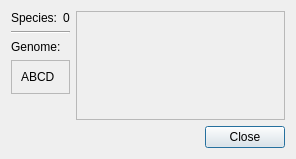
Above: ui/organisminfodialog.ui from rrwick/Bugraft before the change. Below: the same form after it.
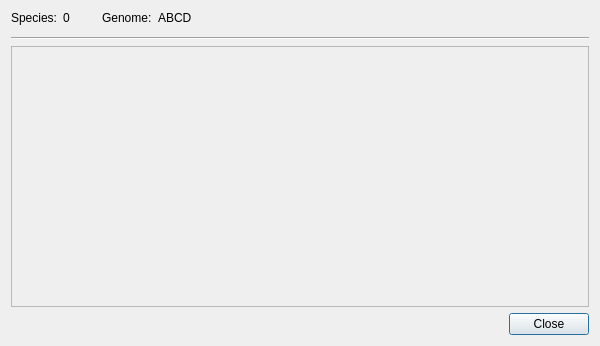
That is the form after the change.

Commit message: Redesign of organism info dialog

What changed in the file:
```diff
--- a/ui/organisminfodialog.ui
+++ b/ui/organisminfodialog.ui
@@ -6,27 +6,17 @@
    <rect>
     <x>0</x>
     <y>0</y>
-    <width>296</width>
-    <height>159</height>
+    <width>600</width>
+    <height>346</height>
    </rect>
   </property>
   <property name="windowTitle">
    <string>Bug information</string>
   </property>
-  <layout class="QGridLayout" name="gridLayout">
-   <item row="1" column="0">
-    <widget class="QDialogButtonBox" name="buttonBox">
-     <property name="orientation">
-      <enum>Qt::Horizontal</enum>
-     </property>
-     <property name="standardButtons">
-      <set>QDialogButtonBox::Close</set>
-     </property>
-    </widget>
-   </item>
-   <item row="0" column="0">
+  <layout class="QVBoxLayout" name="verticalLayout_2">
+   <item>
     <widget class="QWidget" name="widget" native="true">
-     <layout class="QHBoxLayout" name="horizontalLayout">
+     <layout class="QGridLayout" name="gridLayout">
       <property name="leftMargin">
        <number>0</number>
       </property>
@@ -39,53 +29,13 @@
       <property name="bottomMargin">
        <number>0</number>
       </property>
-      <item>
-       <widget class="QWidget" name="widget_2" native="true">
-        <property name="sizePolicy">
-         <sizepolicy hsizetype="Minimum" vsizetype="Preferred">
-          <horstretch>0</horstretch>
-          <verstretch>0</verstretch>
-         </sizepolicy>
-        </property>
-        <layout class="QGridLayout" name="gridLayout_2">
-         <property name="leftMargin">
-          <number>0</number>
-         </property>
-         <property name="topMargin">
-          <number>0</number>
-         </property>
-         <property name="rightMargin">
-          <number>0</number>
-         </property>
-         <property name="bottomMargin">
-          <number>0</number>
-         </property>
-         <item row="3" column="0" colspan="2">
-          <widget class="QFrame" name="genomeFrame">
-           <property name="frameShape">
-            <enum>QFrame::StyledPanel</enum>
-           </property>
-           <property name="frameShadow">
-            <enum>QFrame::Raised</enum>
-           </property>
-           <layout class="QVBoxLayout" name="verticalLayout">
-            <item>
-             <widget class="QLabel" name="genomeTextLabel">
+      <item row="0" column="3">
+       <widget class="QLabel" name="label_2">
               <property name="text">
-               <string>ABCD</string>
-              </property>
-              <property name="textInteractionFlags">
-               <set>Qt::TextSelectableByKeyboard|Qt::TextSelectableByMouse</set>
-              </property>
-             </widget>
-            </item>
-           </layout>
-          </widget>
-         </item>
-         <item row="1" column="0" colspan="2">
-          <widget class="Line" name="line">
-           <property name="orientation">
-            <enum>Qt::Horizontal</enum>
+         <string>Genome:</string>
+        </property>
+        <property name="alignment">
+         <set>Qt::AlignLeading|Qt::AlignLeft|Qt::AlignTop</set>
            </property>
           </widget>
          </item>
@@ -94,17 +44,23 @@
            <property name="text">
             <string>Species:</string>
            </property>
-          </widget>
-         </item>
-         <item row="4" column="0">
-          <spacer name="verticalSpacer">
+        <property name="alignment">
+         <set>Qt::AlignLeading|Qt::AlignLeft|Qt::AlignTop</set>
+        </property>
+       </widget>
+      </item>
+      <item row="0" column="2">
+       <spacer name="horizontalSpacer">
            <property name="orientation">
-            <enum>Qt::Vertical</enum>
+         <enum>Qt::Horizontal</enum>
+        </property>
+        <property name="sizeType">
+         <enum>QSizePolicy::Fixed</enum>
            </property>
            <property name="sizeHint" stdset="0">
             <size>
              <width>20</width>
-             <height>40</height>
+          <height>20</height>
             </size>
            </property>
           </spacer>
@@ -114,26 +70,44 @@
            <property name="text">
             <string>0</string>
            </property>
-          </widget>
-         </item>
-         <item row="2" column="0" colspan="2">
-          <widget class="QLabel" name="label_2">
-           <property name="text">
-            <string>Genome:</string>
+        <property name="alignment">
+         <set>Qt::AlignLeading|Qt::AlignLeft|Qt::AlignTop</set>
            </property>
           </widget>
          </item>
-        </layout>
-       </widget>
-      </item>
-      <item>
-       <widget class="QFrame" name="frame">
+      <item row="0" column="4">
+       <widget class="QLabel" name="genomeTextLabel">
         <property name="sizePolicy">
          <sizepolicy hsizetype="Expanding" vsizetype="Preferred">
           <horstretch>0</horstretch>
           <verstretch>0</verstretch>
          </sizepolicy>
         </property>
+        <property name="text">
+         <string>ABCD</string>
+        </property>
+        <property name="scaledContents">
+         <bool>true</bool>
+        </property>
+        <property name="alignment">
+         <set>Qt::AlignLeading|Qt::AlignLeft|Qt::AlignTop</set>
+        </property>
+        <property name="wordWrap">
+         <bool>true</bool>
+        </property>
+        <property name="textInteractionFlags">
+         <set>Qt::TextSelectableByKeyboard|Qt::TextSelectableByMouse</set>
+        </property>
+       </widget>
+      </item>
+      <item row="2" column="0" colspan="5">
+       <widget class="QFrame" name="frame">
+        <property name="sizePolicy">
+         <sizepolicy hsizetype="Expanding" vsizetype="Expanding">
+          <horstretch>0</horstretch>
+          <verstretch>0</verstretch>
+         </sizepolicy>
+        </property>
         <property name="frameShape">
          <enum>QFrame::StyledPanel</enum>
         </property>
@@ -156,9 +130,26 @@
         </layout>
        </widget>
       </item>
+      <item row="1" column="0" colspan="5">
+       <widget class="Line" name="line">
+        <property name="orientation">
+         <enum>Qt::Horizontal</enum>
+        </property>
+       </widget>
+      </item>
      </layout>
     </widget>
    </item>
+   <item>
+    <widget class="QDialogButtonBox" name="buttonBox">
+     <property name="orientation">
+      <enum>Qt::Horizontal</enum>
+     </property>
+     <property name="standardButtons">
+      <set>QDialogButtonBox::Close</set>
+     </property>
+    </widget>
+   </item>
   </layout>
  </widget>
  <resources/>
```
Lines whose indentation alone changed are shown as unchanged. The commit also changes 2 other files.
